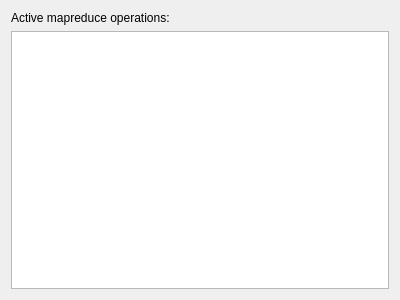
Above: modelfitting/src/mapreduceprogress.ui from davidsansome/gait-modelfitting before the change. Below: the same form after it.
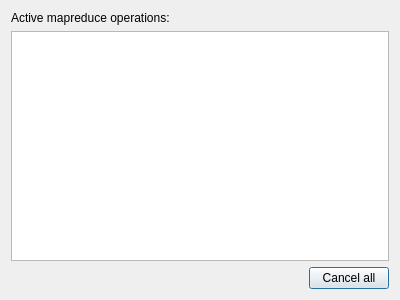
That is the form after the change.

Commit message: Ability to cancel mapreduces

Diff of the .ui file:
```diff
--- a/modelfitting/src/mapreduceprogress.ui
+++ b/modelfitting/src/mapreduceprogress.ui
@@ -42,6 +42,33 @@
      </property>
     </widget>
    </item>
+   <item>
+    <layout class="QHBoxLayout" name="horizontalLayout" >
+     <item>
+      <spacer name="horizontalSpacer" >
+       <property name="orientation" >
+        <enum>Qt::Horizontal</enum>
+       </property>
+       <property name="sizeHint" stdset="0" >
+        <size>
+         <width>40</width>
+         <height>20</height>
+        </size>
+       </property>
+      </spacer>
+     </item>
+     <item>
+      <widget class="QPushButton" name="cancelButton" >
+       <property name="text" >
+        <string>Cancel all</string>
+       </property>
+       <property name="default" >
+        <bool>true</bool>
+       </property>
+      </widget>
+     </item>
+    </layout>
+   </item>
   </layout>
  </widget>
  <resources/>
```
The commit also changes 3 other files.
